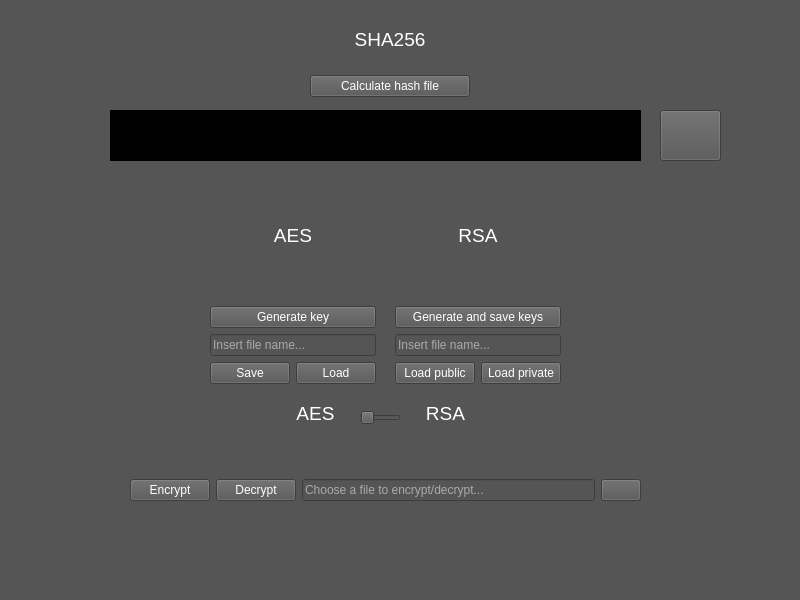
Before: the Qt Designer form QTCrypto.ui in Yaneshema/QTCrypto, drawn with Qt 5.
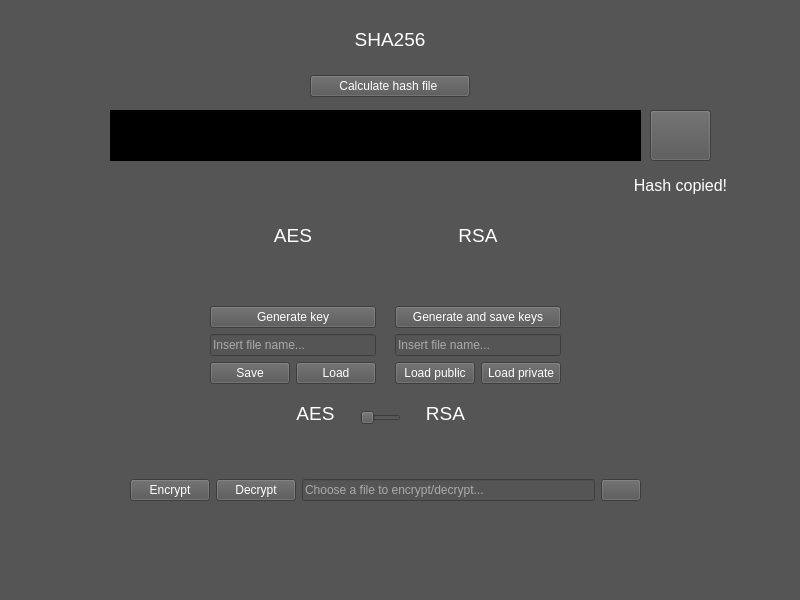
After: the same form once the commit is applied. Icons and pictures are not drawn.

Commit message: clipboard button

```diff
--- a/QTCrypto.ui
+++ b/QTCrypto.ui
@@ -322,11 +322,18 @@
      </item>
      <item>
       <widget class="QPushButton" name="hash">
+       <property name="layoutDirection">
+        <enum>Qt::RightToLeft</enum>
+       </property>
        <property name="styleSheet">
         <string notr="true">color: rgb(255, 255, 255);</string>
        </property>
        <property name="text">
-        <string>Calculate hash file</string>
+        <string>Calculate hash file </string>
+       </property>
+       <property name="icon">
+        <iconset resource="../build-QTCrypto-Desktop_Qt_6_6_0_MSVC2019_64bit-Release/release/qmake_qmake_immediate.qrc">
+         <normaloff>:/fdr.png</normaloff>:/fdr.png</iconset>
        </property>
       </widget>
      </item>
@@ -367,7 +374,7 @@
    <widget class="QPushButton" name="clipboard">
     <property name="geometry">
      <rect>
-      <x>660</x>
+      <x>650</x>
       <y>110</y>
       <width>61</width>
       <height>51</height>
@@ -396,6 +403,33 @@
      </size>
     </property>
    </widget>
+   <widget class="QLabel" name="copy">
+    <property name="enabled">
+     <bool>true</bool>
+    </property>
+    <property name="geometry">
+     <rect>
+      <x>620</x>
+      <y>170</y>
+      <width>121</width>
+      <height>31</height>
+     </rect>
+    </property>
+    <property name="font">
+     <font>
+      <pointsize>12</pointsize>
+     </font>
+    </property>
+    <property name="styleSheet">
+     <string notr="true">color: rgb(255, 255, 255);</string>
+    </property>
+    <property name="text">
+     <string>Hash copied!</string>
+    </property>
+    <property name="alignment">
+     <set>Qt::AlignCenter</set>
+    </property>
+   </widget>
   </widget>
   <widget class="QMenuBar" name="menubar">
    <property name="geometry">
```
The commit also changes 4 other files.
